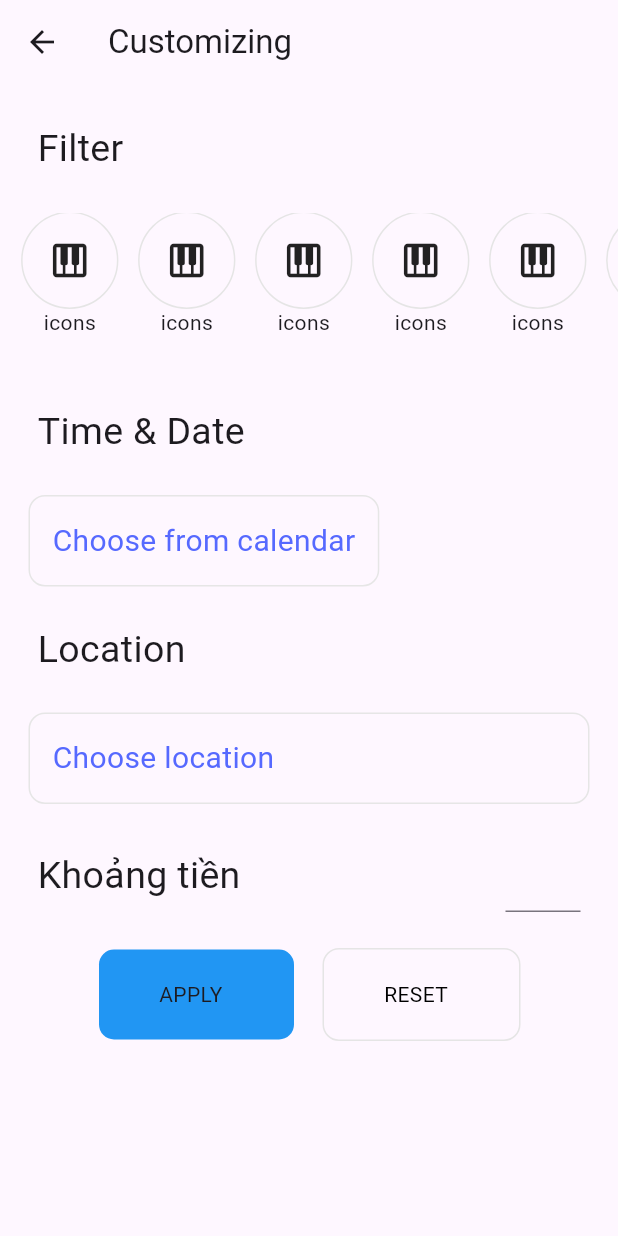
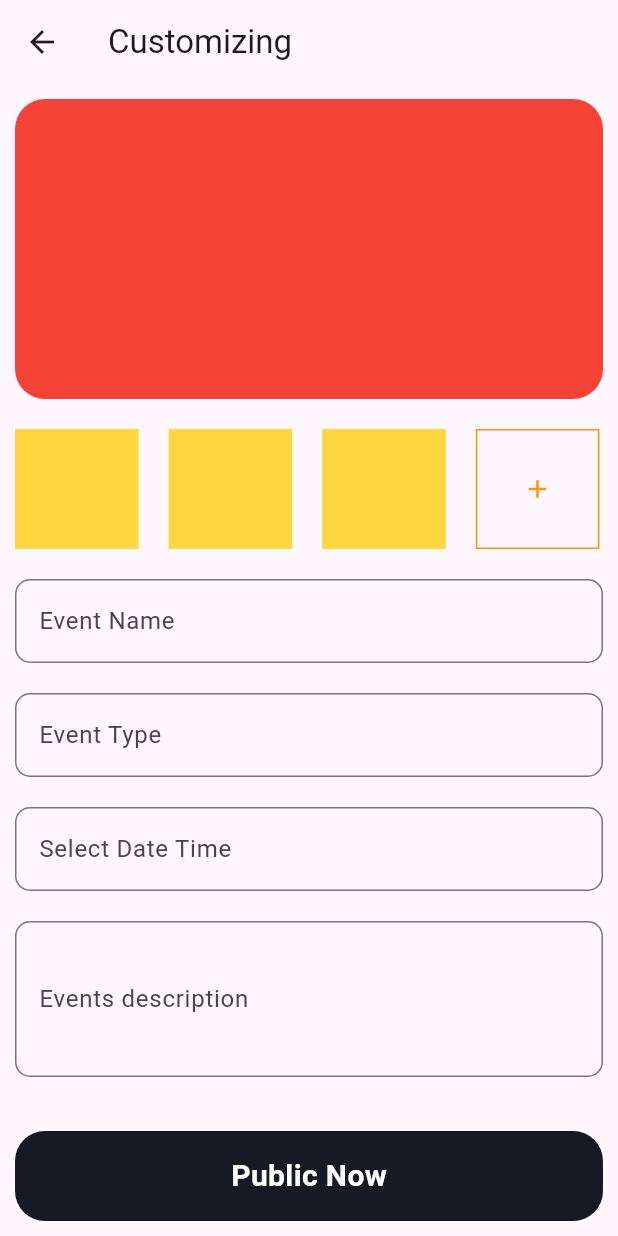
Before and after one commit to TranTrungTinLV/iPlanning, a Flutter app: the CreateEventScreens screen opened directly, on a phone screen of 412 x 824 dp. Run offline on Flutter 3.47's test engine with Material 3 defaults, Android fonts, the phone set to English and light mode, and no system bars; our stand-ins replace cloud_firestore, firebase_auth, firebase_core, firebase_storage, flutter_spinkit, fluttertoast and 2 more; accounts and stored records are empty.

Commit message:
update create_events

```diff
--- a/lib/screens/createEventScreens.dart
+++ b/lib/screens/createEventScreens.dart
@@ -1,4 +1,6 @@
 import 'package:flutter/material.dart';
+import 'package:iplanning/widgets/TextCustomFeild.dart';
+import 'package:iplanning/widgets/mutipleImage.dart';
 
 class CreateEventScreens extends StatefulWidget {
   const CreateEventScreens({super.key});
@@ -8,6 +10,20 @@ class CreateEventScreens extends StatefulWidget {
 }
 
 class _CreateEventScreensState extends State<CreateEventScreens> {
+  DateTime? _selectedDate;
+  void _presentDatePicker() async {
+    final now = DateTime.now();
+    final firstDate = DateTime(now.day, now.month, now.year - 1);
+    final pickedDate = await showDatePicker(
+        context: context,
+        initialDate: now,
+        firstDate: firstDate,
+        lastDate: DateTime(2030));
+    setState(() {
+      _selectedDate = pickedDate;
+    });
+  }
+
   @override
   Widget build(BuildContext context) {
     return Scaffold(
@@ -15,187 +31,86 @@ class _CreateEventScreensState extends State<CreateEventScreens> {
         title: const Text('Customizing'),
       ),
       body: Container(
-        // margin: EdgeInsets.symmetric(horizontal: 15.0),
+        height: MediaQuery.of(context).size.height,
+        // margin: EdgeInsets.symmetric(horizontal: 10),
+        padding: EdgeInsets.only(bottom: 10),
+        margin: EdgeInsets.only(
+          left: 10,
+          right: 10,
+          top: 10,
+        ),
+        child: Column(
+          mainAxisAlignment: MainAxisAlignment.center,
+          crossAxisAlignment: CrossAxisAlignment.start,
+          children: [
+            // Stack(
+            //   children: [
+            // ! Multiple-images picker
+            Expanded(
               child: SingleChildScrollView(
                 child: Column(
-            crossAxisAlignment: CrossAxisAlignment.start,
                   children: [
+                    Center(
+                      child: MutipleImage(),
+                    ),
+                    TextFieldCustom(
+                      title: 'Event Name',
+                      radius: 10.0,
+                    ),
                     Container(
-                  margin: const EdgeInsets.all(25.0),
-                  child: const Text(
-                    'Filter',
-                    style: TextStyle(fontSize: 25),
+                        margin: EdgeInsets.symmetric(vertical: 20),
+                        child: TextFieldCustom(
+                          title: 'Event Type',
+                          radius: 10.0,
                         )),
-              const SingleChildScrollView(
-                scrollDirection: Axis.horizontal,
-                child: Row(
-                  children: [
-                    Filter_New_Event(),
-                    Filter_New_Event(),
-                    Filter_New_Event(),
-                    Filter_New_Event(),
-                    Filter_New_Event(),
-                    Filter_New_Event(),
+                    TextFieldCustom(
+                      keyboardType: TextInputType.datetime,
+                      title: 'Select Date Time',
+                      radius: 10.0,
+                    ),
+                    SizedBox(
+                      height: 20,
+                    ),
+                    TextFieldCustom(
+                      title: 'Events description',
+                      minLine: 3,
+                      radius: 10.0,
+                      maxLine: 10,
+                    ),
                   ],
                 ),
               ),
-              const SizedBox(
-                height: 20,
             ),
-              Column(
-                crossAxisAlignment: CrossAxisAlignment.start,
-                mainAxisAlignment: MainAxisAlignment.start,
-                children: [
-                  Container(
-                      margin: const EdgeInsets.all(25.0),
-                      child: const Text(
-                        'Time & Date',
-                        style: TextStyle(fontSize: 25),
-                      )),
+
             GestureDetector(
               onTap: () {
-                      print('calendar choosen');
+                print('create Events');
               },
+              child: Align(
+                alignment: Alignment.bottomCenter,
                 child: Container(
+                  width: MediaQuery.of(context).size.width,
+                  height: 60,
                   decoration: BoxDecoration(
-                            borderRadius: BorderRadius.circular(10),
-                            border: Border.all(
-                                color: const Color(0xffE6E6E6),
-                                strokeAlign: 1.0)),
-                        margin: const EdgeInsets.only(left: 20.0),
-                        padding: const EdgeInsets.all(15.0),
-                        child: const Text(
-                          'Choose from calendar',
-                          style:
-                              TextStyle(fontSize: 20, color: Color(0xff5669FF)),
-                        )),
+                      color: Color(0xff171924),
+                      borderRadius: BorderRadius.circular(20)),
+                  child: Center(
+                    child: Text(
+                      'Public Now',
+                      style: TextStyle(
+                          color: Colors.white,
+                          fontSize: 20,
+                          fontWeight: FontWeight.w600),
                     ),
-                  Container(
-                      margin: const EdgeInsets.all(25.0),
-                      child: const Text(
-                        'Location',
-                        style: TextStyle(fontSize: 25),
-                      )),
-                  GestureDetector(
-                    onTap: () {
-                      print('choose location');
-                    },
-                    child: Container(
-                        decoration: BoxDecoration(
-                            borderRadius: BorderRadius.circular(10),
-                            border: Border.all(
-                                color: const Color(0xffE6E6E6),
-                                strokeAlign: 1.0)),
-                        margin: const EdgeInsets.only(left: 20.0, right: 20.0),
-                        padding: const EdgeInsets.all(15.0),
-                        width: MediaQuery.of(context).size.width,
-                        child: const Text(
-                          'Choose location',
-                          style:
-                              TextStyle(fontSize: 20, color: Color(0xff5669FF)),
-                        )),
                   ),
-                  Container(
-                    margin: const EdgeInsets.all(25.0),
-                    child: Row(
-                      mainAxisAlignment: MainAxisAlignment.spaceBetween,
-                      crossAxisAlignment: CrossAxisAlignment.center,
-                      children: [
-                        Container(
-                            child: const Text(
-                          'Khoảng tiền',
-                          style: TextStyle(fontSize: 25),
-                        )),
-                        Row(
-                          mainAxisAlignment: MainAxisAlignment.center,
-                          crossAxisAlignment: CrossAxisAlignment.center,
-                          children: [
-                            SizedBox(
-                              width: 50,
-                              child: const TextField(),
+                ),
+              ),
             ),
           ],
-                        )
-                      ],
-                    ),
-                  ),
-                  Row(
-                    mainAxisAlignment: MainAxisAlignment.center,
-                    children: [
-                      GestureDetector(
-                        child: Container(
-                          padding: const EdgeInsets.symmetric(
-                              vertical: 20, horizontal: 40),
-                          decoration: BoxDecoration(
-                              borderRadius: BorderRadius.circular(10),
-                              color: Colors.blue),
-                          width: 130,
-                          child: const Text('APPLY'),
-                        ),
-                      ),
-                      const SizedBox(
-                        width: 20,
-                      ),
-                      GestureDetector(
-                        child: Container(
-                          padding: const EdgeInsets.symmetric(
-                              vertical: 20, horizontal: 40),
-                          decoration: BoxDecoration(
-                              borderRadius: BorderRadius.circular(10),
-                              border: Border.all(
-                                  color: const Color(0xffE5E5E5),
-                                  strokeAlign: 1.0)),
-                          width: 130,
-                          child: const Text(
-                            'RESET',
-                            style: TextStyle(color: Colors.black),
-                          ),
-                        ),
-                      )
-                    ],
-                  )
-                ],
-              )
-            ],
-          ),
+          //   ),
+          // ],
         ),
       ),
     );
   }
 }
-
-class Filter_New_Event extends StatelessWidget {
-  const Filter_New_Event({
-    super.key,
-  });
-
-  @override
-  Widget build(BuildContext context) {
-    return GestureDetector(
-      onTap: () {
-        print('filter_icon');
-      },
-      child: Container(
-        margin: const EdgeInsets.only(left: 15.0),
-        child: Column(
-          children: [
-            Container(
-              width: 63,
-              height: 63,
-              decoration: BoxDecoration(
-                border: Border.all(
-                    color: const Color(0xffE5E5E5), strokeAlign: 0.87),
-                shape: BoxShape.circle,
-              ),
-              child: const Icon(
-                Icons.piano,
-                size: 30,
-              ),
-            ),
-            const Text('icons')
-          ],
-        ),
-      ),
-    );
-  }
-}
--- a/lib/widgets/TextCustomFeild.dart
+++ b/lib/widgets/TextCustomFeild.dart
@@ -8,25 +8,33 @@ class TextFieldCustom extends StatelessWidget {
       this.focusNode,
       this.labelText,
       this.controller,
+      this.maxLine,
+      this.minLine,
+      this.radius,
       this.readonly = false});
 
   final String title;
-
+  int? maxLine;
+  int? minLine;
   final TextInputType? keyboardType;
   TextEditingController? controller;
   bool readonly;
   String? labelText;
   FocusNode? focusNode;
-
+  double? radius;
   @override
   Widget build(BuildContext context) {
     return TextField(
+      maxLines: maxLine,
+      minLines: minLine,
       focusNode: focusNode,
       keyboardType: keyboardType,
       controller: controller,
       readOnly: readonly,
       decoration: InputDecoration(
-        border: const OutlineInputBorder(),
+        border: OutlineInputBorder(
+          borderRadius: BorderRadius.circular(radius ?? 4.0),
+        ),
         hintText: title,
         labelText: title,
       ),
--- /dev/null
+++ b/lib/widgets/mutipleImage.dart
@@ -0,0 +1,57 @@
+import 'package:flutter/material.dart';
+import 'package:iplanning/widgets/singleImageEvent.dart';
+
+class MutipleImage extends StatelessWidget {
+  const MutipleImage({
+    super.key,
+  });
+
+  @override
+  Widget build(BuildContext context) {
+    return Container(
+      child: Column(
+        children: [
+          Container(
+            width: MediaQuery.of(context).size.width,
+            height: 200,
+            decoration: BoxDecoration(
+                color: Colors.red, borderRadius: BorderRadius.circular(20)),
+          ),
+          Container(
+            width: MediaQuery.of(context).size.width,
+            margin: EdgeInsets.symmetric(vertical: 10),
+            padding: EdgeInsets.symmetric(vertical: 10),
+            height: 100,
+            child: SingleChildScrollView(
+              scrollDirection: Axis.horizontal,
+              child: Row(
+                children: [
+                  SingleImageEvents(),
+                  SingleImageEvents(),
+                  SingleImageEvents(),
+                  GestureDetector(
+                    onTap: () {
+                      print('add images');
+                    },
+                    child: Container(
+                      width: MediaQuery.of(context).size.width * 0.2,
+                      height: MediaQuery.of(context).size.height,
+                      child: Icon(
+                        Icons.add,
+                        size: 20,
+                        color: Colors.orange,
+                        weight: 200,
+                      ),
+                      decoration: BoxDecoration(
+                          border: Border.all(color: Colors.orange)),
+                    ),
+                  ),
+                ],
+              ),
+            ),
+          )
+        ],
+      ),
+    );
+  }
+}
--- /dev/null
+++ b/lib/widgets/singleImageEvent.dart
@@ -0,0 +1,16 @@
+import 'package:flutter/material.dart';
+
+class SingleImageEvents extends StatelessWidget {
+  const SingleImageEvents({
+    super.key,
+  });
+
+  @override
+  Widget build(BuildContext context) {
+    return Container(
+      margin: EdgeInsets.only(right: 20),
+      width: MediaQuery.of(context).size.width * 0.2,
+      decoration: BoxDecoration(color: Colors.amberAccent),
+    );
+  }
+}
```
Lines whose indentation alone changed are shown as unchanged.
